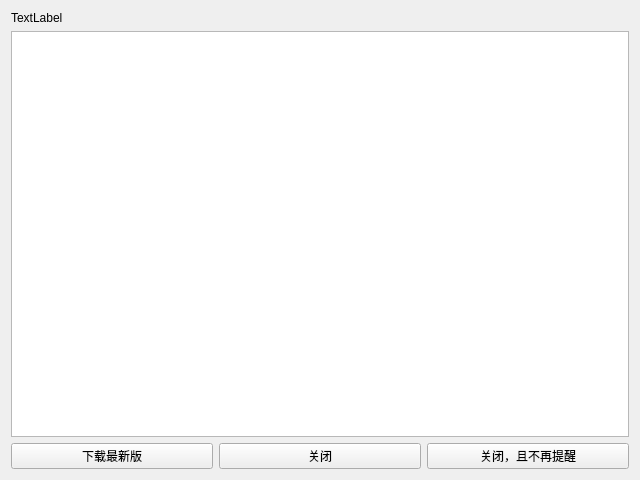
First picture: the form in SlopeCraftMain/others/VersionDialog.ui, repository SlopeCraft/SlopeCraft, before the edit.
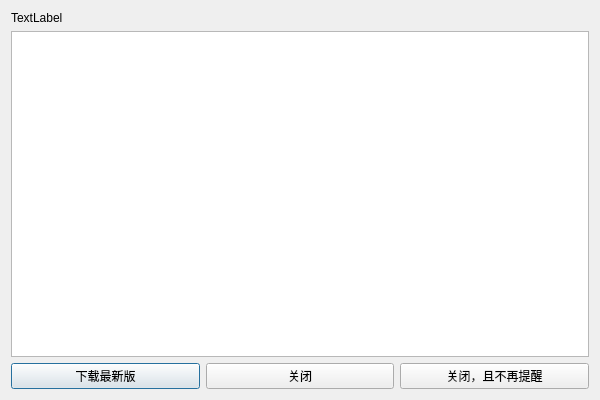
Second picture: the form after the edit.

Commit message: replace VersionDialog with a new one inherited from QDialog

What changed in the file:
```diff
--- a/SlopeCraftMain/others/VersionDialog.ui
+++ b/SlopeCraftMain/others/VersionDialog.ui
@@ -1,50 +1,57 @@
 <?xml version="1.0" encoding="UTF-8"?>
 <ui version="4.0">
- <class>VerDialog</class>
- <widget class="QWidget" name="VerDialog">
+ <class>VersionDialog</class>
+ <widget class="QDialog" name="VersionDialog">
   <property name="geometry">
    <rect>
     <x>0</x>
     <y>0</y>
-    <width>640</width>
-    <height>480</height>
+    <width>600</width>
+    <height>400</height>
    </rect>
   </property>
   <property name="windowTitle">
    <string>Form</string>
   </property>
   <layout class="QGridLayout" name="gridLayout_2">
-   <item row="2" column="1">
-    <widget class="QPushButton" name="BtnNo">
-     <property name="text">
-      <string>关闭</string>
-     </property>
-    </widget>
-   </item>
-   <item row="0" column="0" colspan="3">
-    <widget class="QLabel" name="label">
-     <property name="text">
-      <string>TextLabel</string>
-     </property>
-    </widget>
-   </item>
-   <item row="2" column="0">
+   <item row="5" column="0">
     <widget class="QPushButton" name="BtnYes">
      <property name="text">
       <string>下载最新版</string>
      </property>
     </widget>
    </item>
-   <item row="1" column="0" colspan="3">
-    <widget class="QTextBrowser" name="textBrowser"/>
-   </item>
-   <item row="2" column="2">
+   <item row="5" column="2">
     <widget class="QPushButton" name="BtnNoToAll">
      <property name="text">
       <string>关闭，且不再提醒</string>
      </property>
     </widget>
    </item>
+   <item row="5" column="1">
+    <widget class="QPushButton" name="BtnNo">
+     <property name="text">
+      <string>关闭</string>
+     </property>
+    </widget>
+   </item>
+   <item row="2" column="0" colspan="3">
+    <widget class="QTextBrowser" name="textBrowser">
+     <property name="sizePolicy">
+      <sizepolicy hsizetype="Expanding" vsizetype="Expanding">
+       <horstretch>0</horstretch>
+       <verstretch>0</verstretch>
+      </sizepolicy>
+     </property>
+    </widget>
+   </item>
+   <item row="0" column="0" rowspan="2" colspan="3">
+    <widget class="QLabel" name="label">
+     <property name="text">
+      <string>TextLabel</string>
+     </property>
+    </widget>
+   </item>
   </layout>
  </widget>
  <resources/>
```
Left out of the diff: 2 changed lines with no effect on the pictures. The commit also changes 7 other files.
